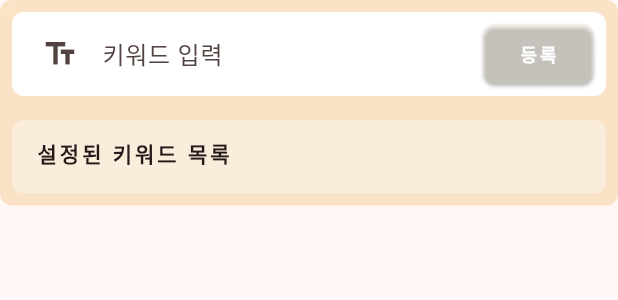
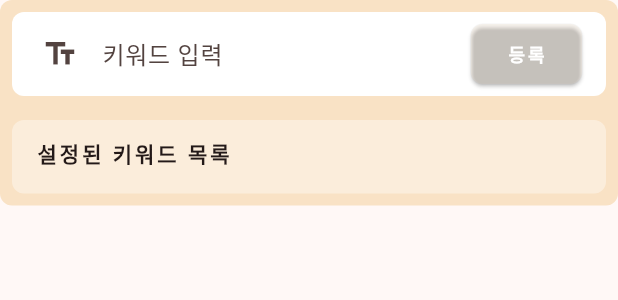
Before and after one commit to JangHyeonu/hackertohn_a, a Flutter app: the KeywordComponent widget shown alone on an empty page, opened directly, on a phone screen of 412 x 824 dp. Shown: the top 300 px of the screen. Run offline on Flutter 3.47's test engine with Material 3 defaults, Android fonts, the light colour scheme and no system bars; our stand-ins replace cloud_firestore, firebase_auth, firebase_core, firebase_messaging, flutter_dotenv, flutter_riverpod and 10 more; missing offline and left inert: flutter_polyline_points, remedi_kopo; accounts and stored records are empty; statements that could not run were skipped.

Commit message:
UI 변경

```diff
--- a/lib/alarm/component/keyword_component.dart
+++ b/lib/alarm/component/keyword_component.dart
@@ -81,7 +81,7 @@ class KeywordComponentState extends ConsumerState<KeywordComponent> {
                       ),
                       Expanded(child: Container()),
                       Padding(
-                        padding: const EdgeInsets.only(right: 8.0),
+                        padding: const EdgeInsets.only(right: 16.0),
                         child: Container(
                           width: MediaQuery.of(context).size.width * 0.2,
                           alignment: Alignment.centerRight,
--- a/lib/user/view/user_my_page.dart
+++ b/lib/user/view/user_my_page.dart
@@ -120,7 +120,7 @@ class UserMyPage extends ConsumerWidget {
                       children: [
                         Container(
                           width: double.infinity,
-                          color: Colors.grey[200],
+                          color: Colors.grey[300],
                           child: const Padding(
                             padding: EdgeInsets.fromLTRB(16, 8, 0, 8),
                             child: Text("나의 활동"),
@@ -148,7 +148,7 @@ class UserMyPage extends ConsumerWidget {
                       children: [
                         Container(
                           width: double.infinity,
-                          color: Colors.grey[200],
+                          color: Colors.grey[300],
                           child: const Padding(
                             padding: EdgeInsets.fromLTRB(16, 8, 0, 8),
                             child: Text("기타"),
@@ -175,7 +175,7 @@ class UserMyPage extends ConsumerWidget {
                       children: [
                         Container(
                           width: double.infinity,
-                          color: Colors.grey[200],
+                          color: Colors.grey[300],
                           child: const Padding(
                             padding: EdgeInsets.fromLTRB(16, 8, 0, 8),
                             child: Text("소식 및 지원"),
```
Also changed, not shown: lib/_common/layout/default_layout.dart (+15 -15 lines).
